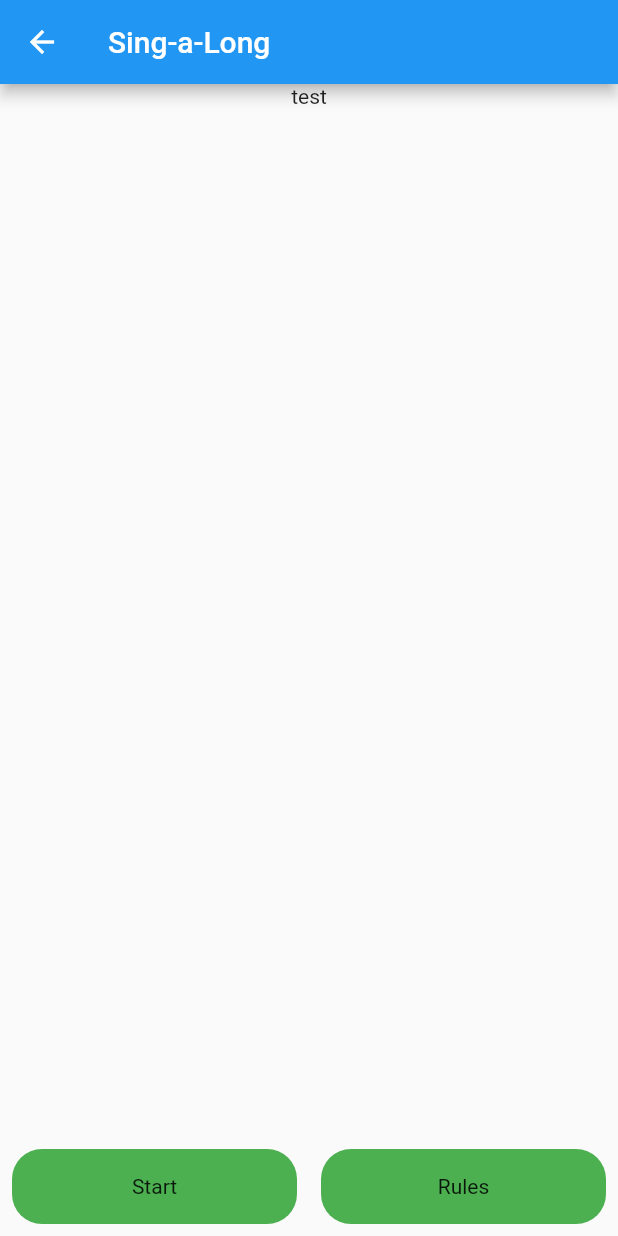
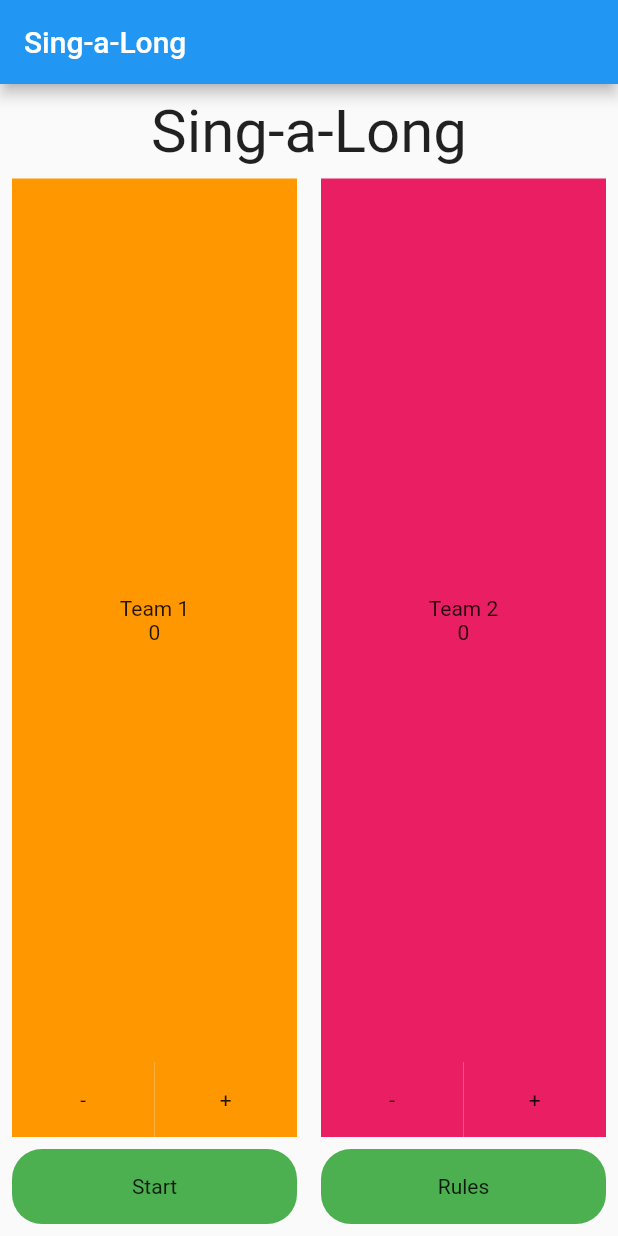
Before and after one commit to angin91/play_with_friends, a Flutter app: the SingALongStartPage screen opened directly, on a phone screen of 412 x 824 dp. Run offline on Flutter 3.47's test engine with Material 2 defaults, Android fonts, the phone set to English and light mode, and no system bars; our stand-ins replace shared_preferences, wakelock; missing offline and left inert: aeyrium_sensor, fullscreen; accounts and stored records are empty.

Commit message:
Made game page for Sing-a-Long

```diff
--- a/lib/games/SingALongStartPage.dart
+++ b/lib/games/SingALongStartPage.dart
@@ -4,6 +4,7 @@ import 'package:play_with_friends/games/general/RulePage.dart';
 import 'package:play_with_friends/models/CostumButton.dart';
 
 import '../Helper.dart';
+import 'general/SingALong.dart';
 
 class SingALongStartPage extends StatefulWidget {
   SingALongStartPage({Key key}) : super(key: key);
@@ -13,8 +14,9 @@ class SingALongStartPage extends StatefulWidget {
 }
 
 class _SingALongStartPageState extends State<SingALongStartPage> {
-
   Helper helper;
+  int _teamOnePoints = 0;
+  int _teamTwoPoints = 0;
 
   @override
   void initState() {
@@ -32,8 +34,107 @@ class _SingALongStartPageState extends State<SingALongStartPage> {
         ),
         body: Column(
           children: [
-            Text("test"),
-            Spacer(),
+            Padding(
+              padding: const EdgeInsets.all(8.0),
+              child: Text(
+                "Sing-a-Long",
+                style: TextStyle(fontSize: 40),
+              ),
+            ),
+            Expanded(
+              child: Padding(
+                padding: const EdgeInsets.symmetric(horizontal: 8.0),
+                child: Row(
+                  children: [
+                    Expanded(
+                      child: Container(
+                        color: Colors.orange,
+                        child: Column(
+                          mainAxisAlignment: MainAxisAlignment.center,
+                          children: [
+                            Center(child: Text("Team 1")),
+                            Center(child: Text(_teamOnePoints.toString())),
+                          ],
+                        ),
+                      ),
+                    ),
+                    Padding(
+                      padding: const EdgeInsets.all(8.0),
+                    ),
+                    Expanded(
+                      child: Container(
+                        color: Colors.pink,
+                        child: Column(
+                          mainAxisAlignment: MainAxisAlignment.center,
+                          children: [
+                            Center(child: Text("Team 2")),
+                            Center(child: Text(_teamTwoPoints.toString())),
+                          ],
+                        ),
+                      ),
+                    )
+                  ],
+                ),
+              ),
+            ),
+            Padding(
+              padding: const EdgeInsets.symmetric(horizontal: 8.0),
+              child: Row(
+                children: [
+                  Expanded(
+                    child: GestureDetector(
+                      onTap: () => setState(() {
+                        _teamOnePoints--;
+                      }),
+                      child: Container(
+                        height: 50,
+                        color: Colors.orange,
+                        child: Center(child: Text("-")),
+                      ),
+                    ),
+                  ),
+                  Expanded(
+                    child: GestureDetector(
+                      onTap: () => setState(() {
+                        _teamOnePoints++;
+                      }),
+                      child: Container(
+                        height: 50,
+                        color: Colors.orange,
+                        child: Center(child: Text("+")),
+                      ),
+                    ),
+                  ),
+                  Padding(
+                    padding: const EdgeInsets.all(8.0),
+                  ),
+                  Expanded(
+                    child: GestureDetector(
+                      onTap: () => setState(() {
+                        _teamTwoPoints--;
+                      }),
+                      child: Container(
+                        height: 50,
+                        color: Colors.pink,
+                        child: Center(child: Text("-")),
+                      ),
+                    ),
+                  ),
+                  Expanded(
+                    child: GestureDetector(
+                      onTap: () => setState(() {
+                        _teamTwoPoints++;
+                      }),
+                      child: Container(
+                        height: 50,
+                        color: Colors.pink,
+                        child: Center(child: Text("+")),
+                      ),
+                    ),
+                  )
+                ],
+              ),
+            ),
             Row(
               children: [
                 Expanded(
@@ -41,7 +142,7 @@ class _SingALongStartPageState extends State<SingALongStartPage> {
                     padding: const EdgeInsets.all(8.0),
                     child: CustomButton(
                       text: "Start",
-//                    onTap: () => getRule("resource/rules/sing_a_long_rules"),
+                      onTap: () => getSong(),
                     ),
                   ),
                 ),
@@ -50,20 +151,30 @@ class _SingALongStartPageState extends State<SingALongStartPage> {
                     padding: const EdgeInsets.all(8.0),
                     child: CustomButton(
                       text: "Rules",
-                      onTap: () => getRule("resource/rules/sing_a_long_rules_swe"),
+                      onTap: () =>
+                          getRule("resource/rules/sing_a_long_rules_swe"),
                     ),
                   ),
                 ),
               ],
             ),
           ],
-        )
-    );
+        ));
+  }
+
+  addPoints(int points) {}
+
+  getSong() {
+    Navigator.push(context, MaterialPageRoute(builder: (context) => SingALong(songTitle: "(\"I Wanna Dance with Somebody\” by Whitney Houston)", frontText: "Oh, I wanna dance with somebody, I wanna feel the heat with somebody", backText: "Yeah, I wanna dance with somebody, With somebody who loves me")));
   }
 
   void getRule(url) async {
     var text = await helper.getFileData(url);
 
-    Navigator.push(context, MaterialPageRoute(builder: (context) => RulePage(text: text),));
+    Navigator.push(
+        context,
+        MaterialPageRoute(
+          builder: (context) => RulePage(text: text),
+        ));
   }
 }
--- a/lib/main.dart
+++ b/lib/main.dart
@@ -17,8 +17,8 @@ class MyApp extends StatelessWidget {
         primarySwatch: Colors.blue,
         visualDensity: VisualDensity.adaptivePlatformDensity,
       ),
-      home: SelectGamePage(title: 'Play With Friends'),
-//      home: SingALongStartPage(),
+//      home: SelectGamePage(title: 'Play With Friends'),
+      home: SingALongStartPage(),
 //      home: GuessWhoStartPage(),
     );
   }
```
Also changed, not shown: lib/games/general/SingALong.dart (added, +123 -0 lines), lib/models/flip_card.dart (added, +197 -0 lines), 1 other file.
